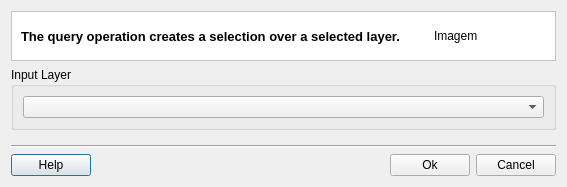
First picture: the form in src/terralib/qt/widgets/query/ui/QueryDialogForm.ui, repository claudiobogossian/terralib5, before the edit.
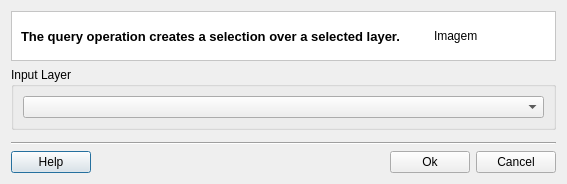
Second picture: the form after the edit.

Diff of the .ui file:
```diff
--- a/src/terralib/qt/widgets/query/ui/QueryDialogForm.ui
+++ b/src/terralib/qt/widgets/query/ui/QueryDialogForm.ui
@@ -7,7 +7,7 @@
     <x>0</x>
     <y>0</y>
     <width>567</width>
-    <height>187</height>
+    <height>177</height>
    </rect>
   </property>
   <property name="windowTitle">
```
Left out of the diff: 20 changed lines with no effect on the pictures.
